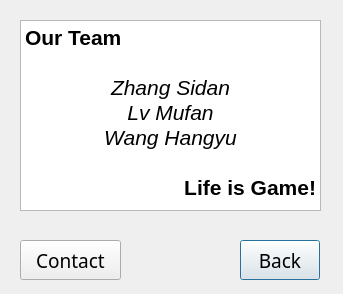
Old version of the form game/WINDOW/teamview.ui in the repository 2018YX-game/repo.
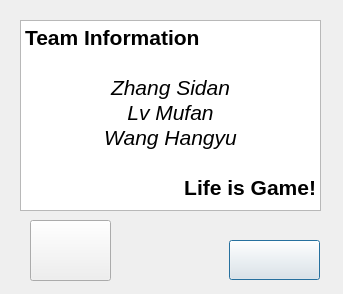
New version of the form. Icons and pictures are not drawn.

Diff of the .ui file:
```diff
--- a/game/WINDOW/teamview.ui
+++ b/game/WINDOW/teamview.ui
@@ -13,12 +13,15 @@
   <property name="windowTitle">
    <string>Dialog</string>
   </property>
+  <property name="styleSheet">
+   <string notr="true">background-image: url(:/backgroung/images/background/Doodle Jump-bck_爱给网_aigei_com.png);</string>
+  </property>
   <widget class="QPushButton" name="backButton">
    <property name="geometry">
     <rect>
-     <x>240</x>
+     <x>229</x>
      <y>240</y>
-     <width>80</width>
+     <width>91</width>
      <height>40</height>
     </rect>
    </property>
@@ -31,8 +34,11 @@
    <property name="cursor">
     <cursorShape>ClosedHandCursor</cursorShape>
    </property>
+   <property name="styleSheet">
+    <string notr="true">border-image: url(:/button/images/button/Doodle Jump-取消_2x(cancel_2x)_爱给网_aigei_com.png);</string>
+   </property>
    <property name="text">
-    <string>Back</string>
+    <string/>
    </property>
   </widget>
   <widget class="QTextBrowser" name="textBrowser">
@@ -44,12 +50,15 @@
      <height>191</height>
     </rect>
    </property>
+   <property name="styleSheet">
+    <string notr="true"/>
+   </property>
    <property name="html">
     <string>&lt;!DOCTYPE HTML PUBLIC &quot;-//W3C//DTD HTML 4.0//EN&quot; &quot;http://www.w3.org/TR/REC-html40/strict.dtd&quot;&gt;
 &lt;html&gt;&lt;head&gt;&lt;meta name=&quot;qrichtext&quot; content=&quot;1&quot; /&gt;&lt;style type=&quot;text/css&quot;&gt;
 p, li { white-space: pre-wrap; }
 &lt;/style&gt;&lt;/head&gt;&lt;body style=&quot; font-family:'SimSun'; font-size:9pt; font-weight:400; font-style:normal;&quot;&gt;
-&lt;p style=&quot; margin-top:0px; margin-bottom:0px; margin-left:0px; margin-right:0px; -qt-block-indent:0; text-indent:0px;&quot;&gt;&lt;span style=&quot; font-size:16pt; font-weight:600;&quot;&gt;Our Team&lt;/span&gt;&lt;/p&gt;
+&lt;p style=&quot; margin-top:0px; margin-bottom:0px; margin-left:0px; margin-right:0px; -qt-block-indent:0; text-indent:0px;&quot;&gt;&lt;span style=&quot; font-size:16pt; font-weight:600;&quot;&gt;Team Information&lt;/span&gt;&lt;/p&gt;
 &lt;p style=&quot;-qt-paragraph-type:empty; margin-top:0px; margin-bottom:0px; margin-left:0px; margin-right:0px; -qt-block-indent:0; text-indent:0px; font-size:16pt; font-weight:600;&quot;&gt;&lt;br /&gt;&lt;/p&gt;
 &lt;p align=&quot;center&quot; style=&quot; margin-top:0px; margin-bottom:0px; margin-left:0px; margin-right:0px; -qt-block-indent:0; text-indent:0px;&quot;&gt;&lt;span style=&quot; font-size:16pt; font-style:italic;&quot;&gt;Zhang Sidan&lt;/span&gt;&lt;/p&gt;
 &lt;p align=&quot;center&quot; style=&quot; margin-top:0px; margin-bottom:0px; margin-left:0px; margin-right:0px; -qt-block-indent:0; text-indent:0px;&quot;&gt;&lt;span style=&quot; font-size:16pt; font-style:italic;&quot;&gt;Lv Mufan&lt;/span&gt;&lt;/p&gt;
@@ -61,10 +70,10 @@
   <widget class="QPushButton" name="contactButton">
    <property name="geometry">
     <rect>
-     <x>20</x>
-     <y>240</y>
-     <width>101</width>
-     <height>40</height>
+     <x>30</x>
+     <y>220</y>
+     <width>81</width>
+     <height>61</height>
     </rect>
    </property>
    <property name="font">
@@ -76,8 +85,11 @@
    <property name="cursor">
     <cursorShape>ClosedHandCursor</cursorShape>
    </property>
+   <property name="styleSheet">
+    <string notr="true">border-image: url(:/button/images/button/Doodle Jump-doodlestein-puca-o_爱给网_aigei_com.png);</string>
+   </property>
    <property name="text">
-    <string>Contact</string>
+    <string/>
    </property>
   </widget>
  </widget>
```
Left out of the diff: 3 changed lines with no effect on the pictures.
